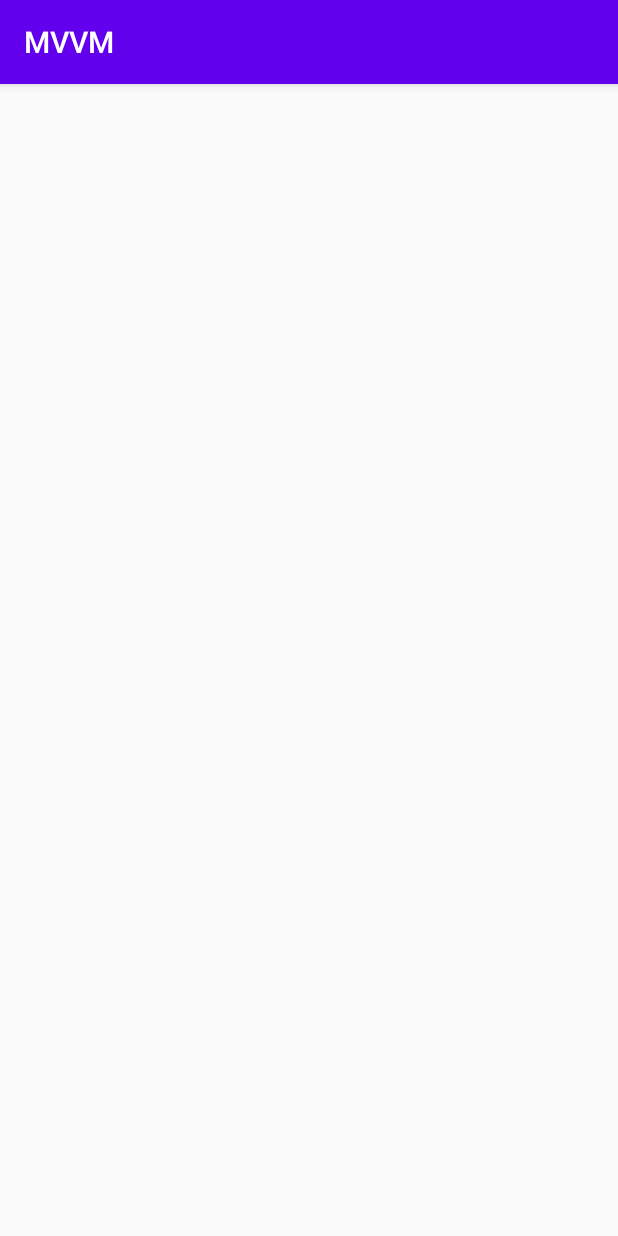
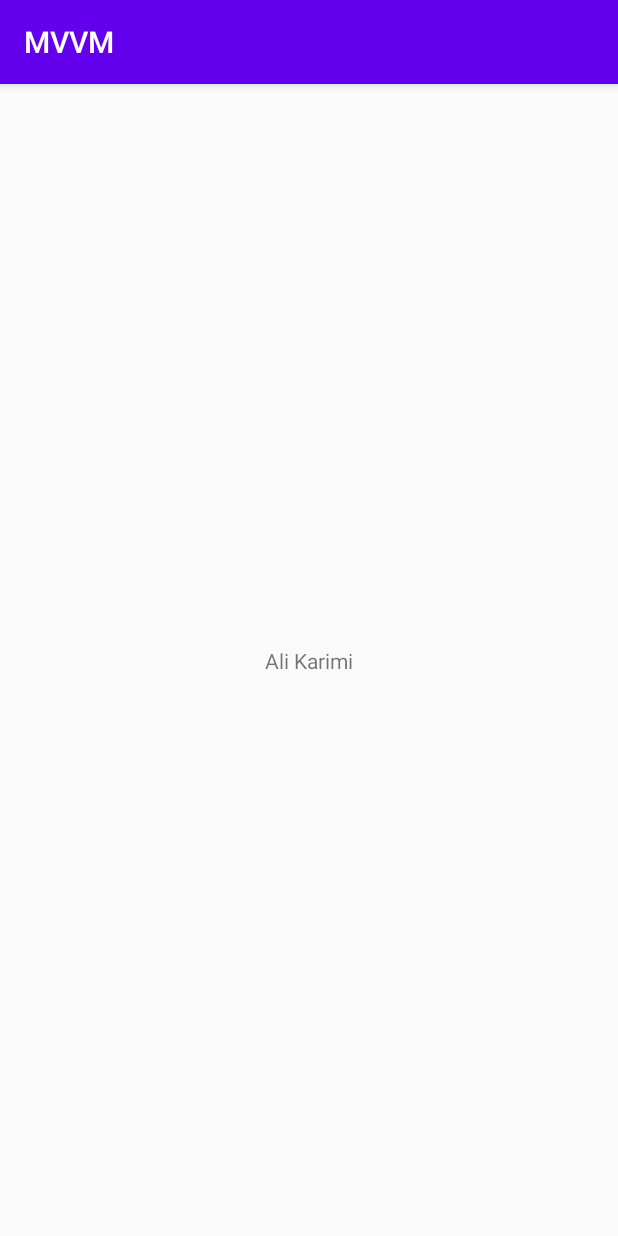
Before and after one commit to AliEAKarimi/mvvm-architecture, an Android app: the screen it shows after launch (MainActivity before the commit, SimpleDataBindingActivity after it), on a phone screen of 412 x 824 dp. Run offline under Robolectric (Android 15) with nearby library versions, the phone set to English and light mode, and no system bars; our stand-ins replace data binding; 2 statements that could not run were skipped.

Commit message:
change MainActivity class name to SimpleDataBindingActivit and its layout and update manifest file

```diff
--- a/app/src/main/AndroidManifest.xml
+++ b/app/src/main/AndroidManifest.xml
@@ -9,7 +9,7 @@
         android:roundIcon="@mipmap/ic_launcher_round"
         android:supportsRtl="true"
         android:theme="@style/AppTheme">
-        <activity android:name=".MainActivity">
+        <activity android:name=".SimpleDataBindingActivity">
             <intent-filter>
                 <action android:name="android.intent.action.MAIN" />
 
--- a/app/src/main/java/ir/alkano/mvvm/MainActivity.java
+++ /dev/null
@@ -1,24 +0,0 @@
-package ir.alkano.mvvm;
-
-import androidx.appcompat.app.AppCompatActivity;
-import androidx.databinding.DataBindingUtil;
-
-import android.os.Bundle;
-import android.widget.TextView;
-
-import ir.alkano.mvvm.databinding.ActivityMainBinding;
-
-public class MainActivity extends AppCompatActivity {
-    private TextView textView;
-    private ActivityMainBinding binding;
-    @Override
-    protected void onCreate(Bundle savedInstanceState) {
-        super.onCreate(savedInstanceState);
-        //setContentView(R.layout.activity_main);
-        binding = DataBindingUtil.setContentView(this, R.layout.activity_main);
-
-        //textView = findViewById(R.id.text_view);
-        textView = binding.textView;
-
-    }
-}
--- /dev/null
+++ b/app/src/main/java/ir/alkano/mvvm/SimpleDataBindingActivity.java
@@ -0,0 +1,30 @@
+package ir.alkano.mvvm;
+
+import android.os.Bundle;
+import android.widget.TextView;
+
+import androidx.appcompat.app.AppCompatActivity;
+import androidx.databinding.DataBindingUtil;
+
+import ir.alkano.mvvm.databinding.ActivitySimpleDataBindingBinding;
+import ir.alkano.mvvm.model.User;
+
+public class SimpleDataBindingActivity extends AppCompatActivity {
+    private TextView textView;
+    private ActivitySimpleDataBindingBinding binding;
+    @Override
+    protected void onCreate(Bundle savedInstanceState) {
+        super.onCreate(savedInstanceState);
+        //setContentView(R.layout.activity_simple_data_binding);
+        binding = DataBindingUtil.setContentView(this, R.layout.activity_simple_data_binding);
+
+        //textView = findViewById(R.id.text_view);
+        textView = binding.textView;
+
+        User user = new User();
+        user.setName("Ali Karimi");
+        user.setEmail("alieakarimi@gmail.com");
+        binding.setUser(user);
+
+    }
+}
--- a/app/src/main/res/layout/activity_main.xml
+++ b/app/src/main/res/layout/activity_simple_data_binding.xml
@@ -12,7 +12,7 @@
     <androidx.constraintlayout.widget.ConstraintLayout
         android:layout_width="match_parent"
         android:layout_height="match_parent"
-        tools:context=".MainActivity">
+        tools:context=".SimpleDataBindingActivity">
 
         <TextView
             android:id="@+id/text_view"
@@ -24,5 +24,16 @@
             app:layout_constraintRight_toRightOf="parent"
             app:layout_constraintTop_toTopOf="parent" />
 
+        <TextView
+            android:id="@+id/text_view2"
+            android:layout_width="wrap_content"
+            android:layout_height="wrap_content"
+            android:text="@{user.email, default=email}"
+            app:layout_constraintBottom_toBottomOf="parent"
+            app:layout_constraintLeft_toLeftOf="parent"
+            app:layout_constraintRight_toRightOf="parent"
+            app:layout_constraintTop_toBottomOf="@+id/text_view"
+            app:layout_constraintVertical_bias="0.1" />
+
     </androidx.constraintlayout.widget.ConstraintLayout>
 </layout>
```
